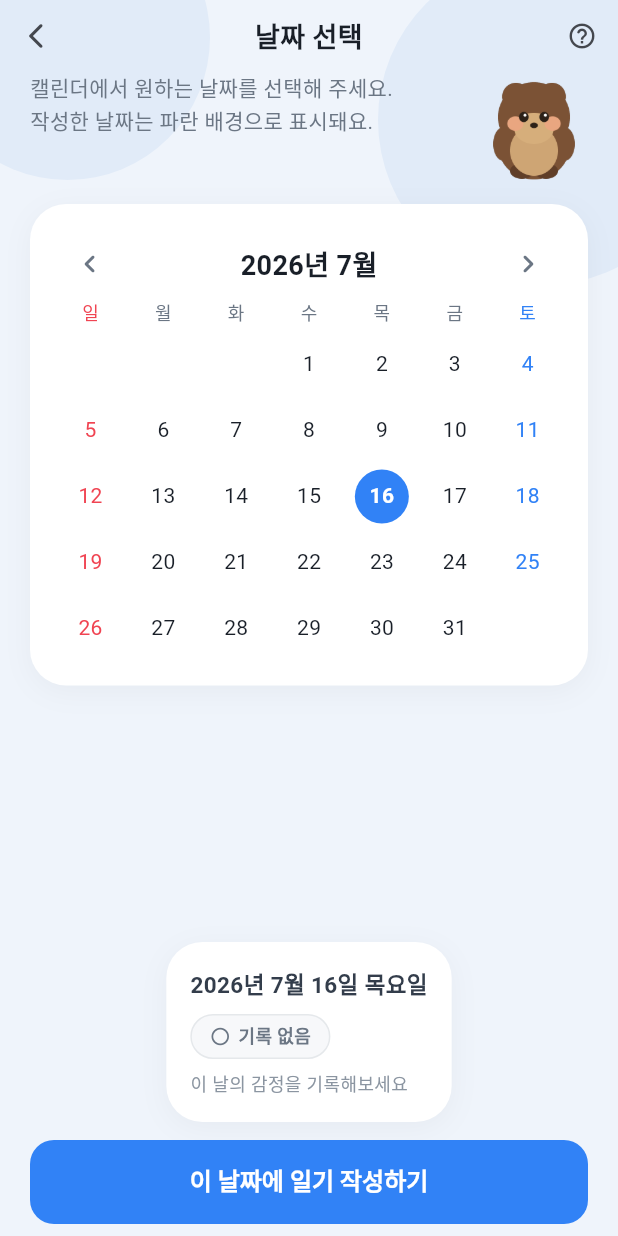
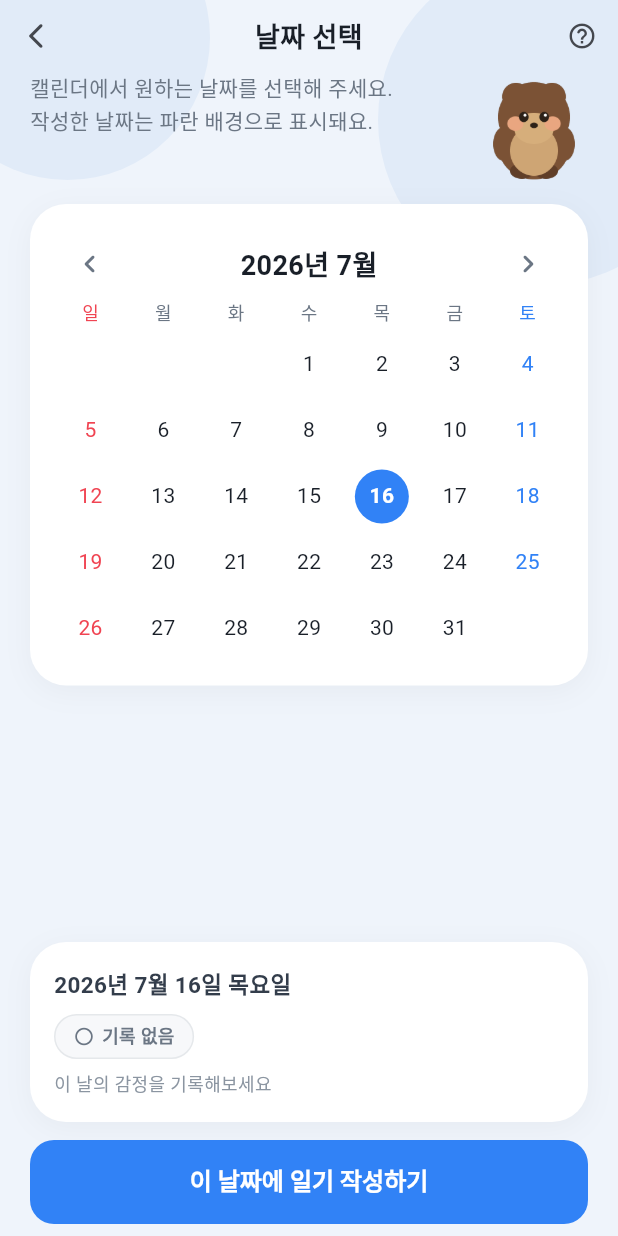
Before and after one commit to c189021/Oddo_app, a Flutter app: the MonthlyCalendarScreen screen opened by its route, on a phone screen of 412 x 824 dp. Run offline on Flutter 3.47's test engine with Material 3 defaults, Android fonts, the phone set to English and light mode, and no system bars; our stand-ins replace camera, cloud_firestore, dio, firebase_auth, firebase_core, flutter_riverpod and 4 more; missing offline and left inert: kakao_flutter_sdk_user, record; accounts and stored records are empty.

Commit message:
날짜 카드 좌우폭을 하단 버튼과 동일하게 고정 (Column stretch)

```diff
--- a/lib/features/calendar/presentation/screens/monthly_calendar_screen.dart
+++ b/lib/features/calendar/presentation/screens/monthly_calendar_screen.dart
@@ -101,6 +101,8 @@ class _MonthlyCalendarScreenState extends ConsumerState<MonthlyCalendarScreen> {
                 padding: const EdgeInsets.fromLTRB(AppSpacing.screenH,
                     AppSpacing.xs, AppSpacing.screenH, AppSpacing.xs),
                 child: Column(
+                  // 카드가 항상 하단 버튼과 같은 전체 폭을 갖도록 stretch.
+                  crossAxisAlignment: CrossAxisAlignment.stretch,
                   children: [
                     _SelectCard(date: _selected, isWritten: isWritten),
                     Gap.h12,
```
